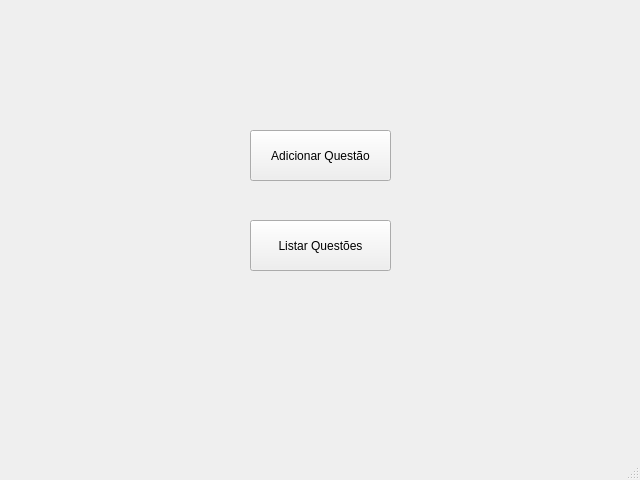
This is anatomy/mainwindow.ui in caiovosilva/anatomy as Qt 5 draws it before an edit. The edited form follows.
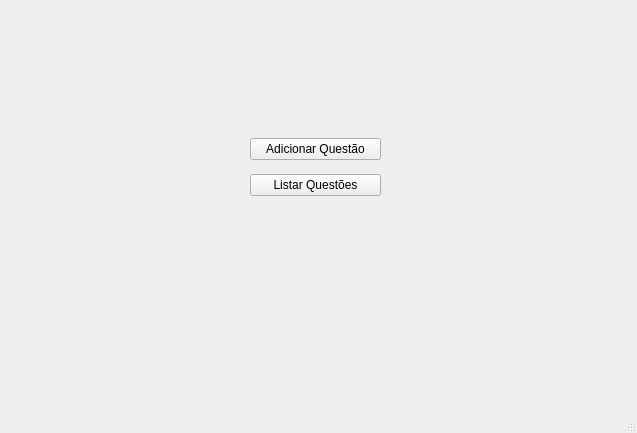
This is the edited form.

Commit message: melhorias na UI

Diff of the .ui file:
```diff
--- a/anatomy/mainwindow.ui
+++ b/anatomy/mainwindow.ui
@@ -6,40 +6,40 @@
    <rect>
     <x>0</x>
     <y>0</y>
-    <width>640</width>
-    <height>480</height>
+    <width>637</width>
+    <height>433</height>
    </rect>
   </property>
   <property name="windowTitle">
    <string>MainWindow</string>
   </property>
   <widget class="QWidget" name="centralwidget">
-   <widget class="QPushButton" name="pushButton">
+   <widget class="QWidget" name="">
     <property name="geometry">
      <rect>
       <x>250</x>
       <y>130</y>
-      <width>141</width>
-      <height>51</height>
+      <width>131</width>
+      <height>76</height>
      </rect>
     </property>
+    <layout class="QVBoxLayout" name="verticalLayout">
+     <item>
+      <widget class="QPushButton" name="pushButton">
     <property name="text">
      <string>Adicionar Questão</string>
     </property>
    </widget>
+     </item>
+     <item>
    <widget class="QPushButton" name="pushButton_2">
-    <property name="geometry">
-     <rect>
-      <x>250</x>
-      <y>220</y>
-      <width>141</width>
-      <height>51</height>
-     </rect>
-    </property>
     <property name="text">
      <string>Listar Questões</string>
     </property>
    </widget>
+     </item>
+    </layout>
+   </widget>
   </widget>
   <widget class="QMenuBar" name="menubar">
    <property name="geometry">
```
Left out of the diff: 2 changed lines with no effect on the pictures. Lines whose indentation alone changed are shown as unchanged. The commit also changes 2 other files.
